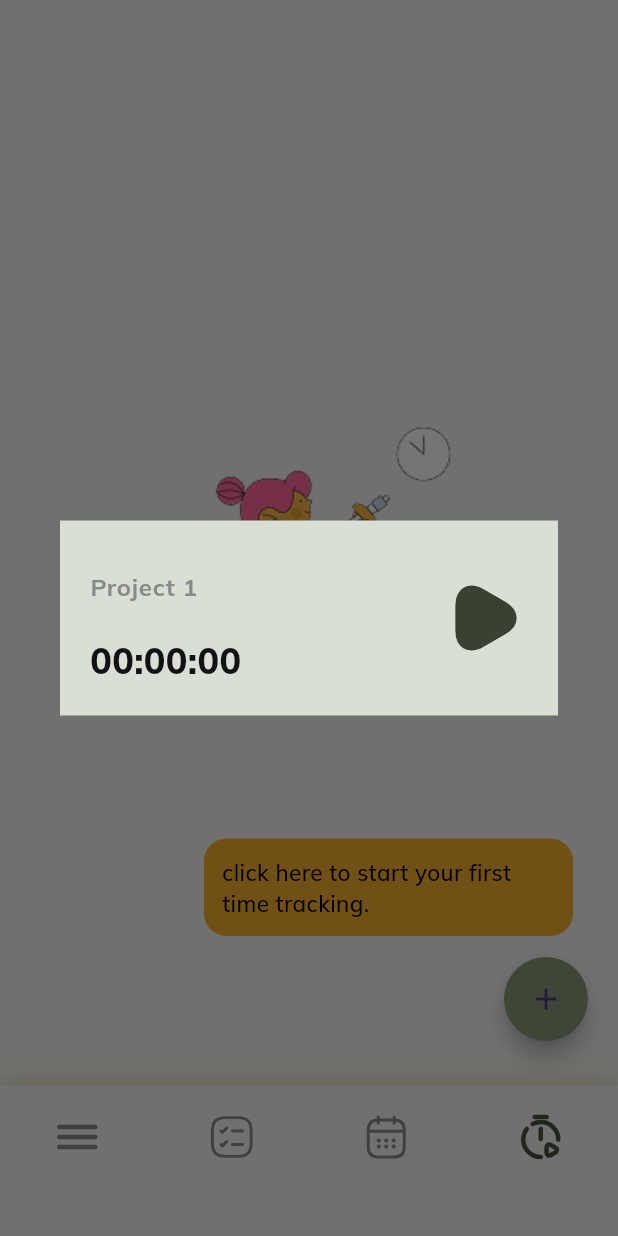
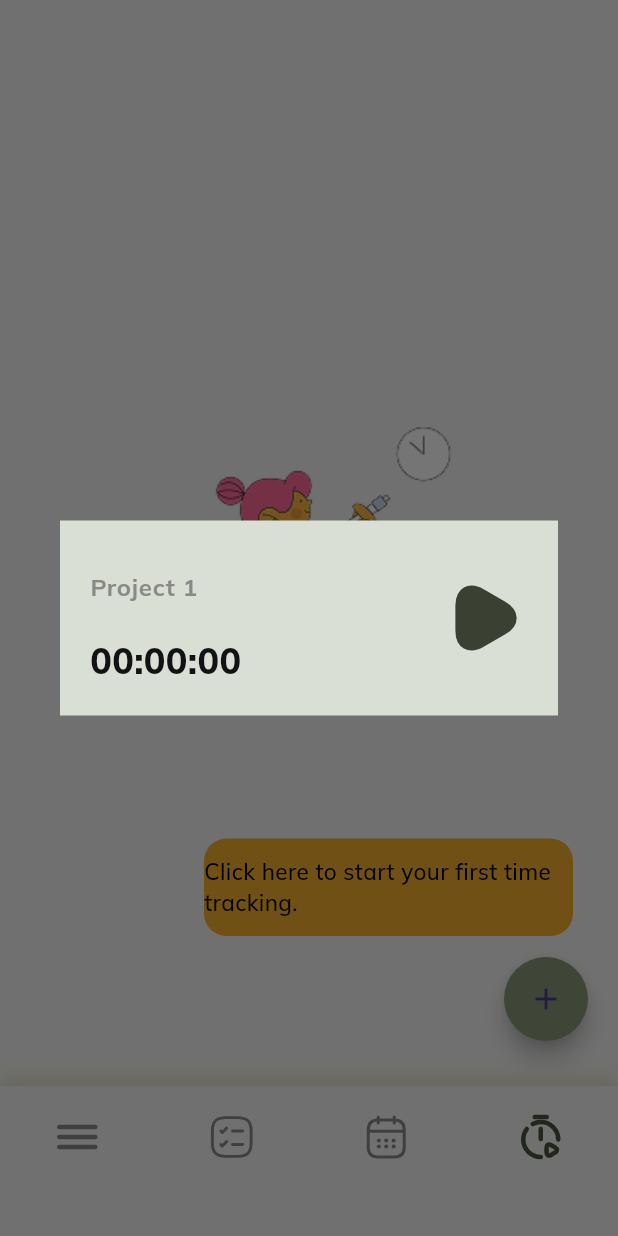
Before and after one commit to parsard/Momentum, a Flutter app: the screen it shows after launch, after a tap on the "add" icon, on a phone screen of 412 x 824 dp. Run offline on Flutter 3.47's test engine with Material 3 defaults, Android fonts, the phone set to English and light mode, and no system bars; our stand-ins replace cloud_firestore, firebase_core, flutter_slidable, flutter_svg, hexcolor; accounts and stored records are empty.

Commit message:
merged timelistpage to timetrackerpage for simplicity

```diff
--- a/lib/main.dart
+++ b/lib/main.dart
@@ -2,10 +2,8 @@ import 'package:cloud_firestore/cloud_firestore.dart';
 import 'package:firebase_core/firebase_core.dart';
 import 'package:flutter/material.dart';
 import 'package:momentum/ui/view/time_tracker_page.dart';
-import 'package:momentum/viewModel/time_list_view_model.dart';
 import 'package:momentum/viewModel/time_tracker_view_model.dart';
 import 'package:provider/provider.dart';
-import 'package:momentum/viewModel/login_view_model.dart';
 
 void main() async {
   WidgetsFlutterBinding.ensureInitialized();
@@ -28,17 +26,10 @@ class MyApp extends StatelessWidget {
     return MultiProvider(
       providers: [
         ChangeNotifierProvider(create: (_) => TimeTrackerViewModel()),
-        ChangeNotifierProxyProvider<TimeTrackerViewModel, TimeListViewModel>(
-          create:
-              (context) => TimeListViewModel(
-                Provider.of<TimeTrackerViewModel>(context, listen: false),
-              ),
-          update: (context, tracker, previous) => TimeListViewModel(tracker),
-        ),
       ],
       child: MaterialApp(
+        debugShowCheckedModeBanner: false,
         title: 'Momentum',
-        theme: ThemeData(primarySwatch: Colors.blue),
         home: TimeTrackerPage(),
       ),
     );
--- a/lib/model/TimeEntry.dart
+++ b/lib/model/TimeEntry.dart
@@ -1,19 +1,15 @@
 class TimeEntry {
   String projectName;
   Duration duration;
-
   DateTime? startTime;
   DateTime? endTime;
-
   String? Description;
-
   bool isTracking;
   bool isFavorite;
 
   TimeEntry({
     required this.projectName,
     required this.duration,
-
     this.startTime,
     this.endTime,
     this.Description,
--- a/lib/ui/view/time_tracker_page.dart
+++ b/lib/ui/view/time_tracker_page.dart
@@ -1,41 +1,46 @@
 import 'package:flutter/material.dart';
-import 'package:flutter_svg/flutter_svg.dart';
+import 'package:provider/provider.dart';
 import 'package:momentum/core/constants/app_colors.dart';
-import 'package:momentum/ui/widgets/AddButton.dart';
+import 'package:momentum/ui/widgets/add_button.dart';
 import 'package:momentum/ui/widgets/footer.dart';
+import 'package:momentum/ui/widgets/time_entry_card.dart';
+import 'package:momentum/viewModel/time_tracker_view_model.dart';
 
 class TimeTrackerPage extends StatelessWidget {
   const TimeTrackerPage({super.key});
 
   @override
   Widget build(BuildContext context) {
+    return Consumer<TimeTrackerViewModel>(
+      child: Stack(children: [AddButton(), AppFooter()]),
+      builder: (context, trackerViewModel, child) {
+        final timeEntries = trackerViewModel.timeEntries;
+
         return Scaffold(
           backgroundColor: AppColors.green_50,
           body: Stack(
             children: [
+              if (timeEntries.isEmpty) ...[
                 Positioned(
                   top: 250,
                   left: 90,
                   child: Image.asset('assets/trackerPage/Girl1.png'),
                 ),
-
                 Positioned(
-            bottom: 200, // Adjust as needed for vertical positioning
-            right: 30, // Adjust as needed for horizontal positioning
+                  bottom: 200,
+                  right: 30,
                   child: Container(
                     width: 246,
                     height: 65,
-              padding: EdgeInsets.all(12.0),
                     decoration: BoxDecoration(
-                color: AppColors.myOrange, // Adjust color as needed
+                      color: AppColors.myOrange,
                       borderRadius: BorderRadius.circular(15.0),
                     ),
-              child: Align(
-                alignment: Alignment.center,
+                    child: Center(
                       child: Text(
-                  'click here to start your first time tracking.',
+                        'Click here to start your first time tracking.',
                         style: TextStyle(
-                    color: Colors.black, // Adjust text color as needed
+                          color: Colors.black,
                           fontSize: 15.0,
                           fontFamily: 'Mulish',
                           fontWeight: FontWeight.w500,
@@ -44,12 +49,65 @@ class TimeTrackerPage extends StatelessWidget {
                     ),
                   ),
                 ),
-
-          AddButton(),
-
-          AppFooter(),
+              ] else ...[
+                SafeArea(
+                  child: Column(
+                    children: [
+                      Padding(
+                        padding: const EdgeInsets.symmetric(
+                          horizontal: 16,
+                          vertical: 12,
+                        ),
+                        child: Row(
+                          children: [
+                            Text(
+                              'Today',
+                              style: TextStyle(
+                                fontSize: 16,
+                                fontWeight: FontWeight.w700,
+                                fontFamily: 'Mulish',
+                              ),
+                            ),
+                            const Icon(Icons.keyboard_arrow_down),
+                          ],
+                        ),
+                      ),
+                      Expanded(
+                        child: ListView.builder(
+                          itemCount: timeEntries.length,
+                          itemBuilder: (context, index) {
+                            final entry = timeEntries[index];
+                            return TimeEntryCard(
+                              entry: entry,
+                              onDelete: () {
+                                trackerViewModel.removeEntry(index);
+                              }, // Delete action
+                              onFavorite: () {
+                                trackerViewModel.toggleFavorite(
+                                  entry.projectName +
+                                      entry.startTime.toString(),
+                                );
+                              },
+                              onNameChange: (newName) {
+                                trackerViewModel.updateEntryName(
+                                  index,
+                                  newName,
+                                );
+                              }, // Toggle favorite
+                            );
+                          },
+                        ),
+                      ),
+                      const SizedBox(height: 70),
+                    ],
+                  ),
+                ),
+              ],
+              if (child != null) child,
             ],
           ),
         );
+      },
+    );
   }
 }
--- a/lib/ui/widgets/AddButton.dart
+++ b/lib/ui/widgets/add_button.dart
@@ -1,5 +1,5 @@
 import 'package:flutter/material.dart';
-import 'package:momentum/ui/widgets/TimerInputDialog.dart';
+import 'package:momentum/ui/widgets/timer_input_dialog.dart';
 
 import '../../core/constants/app_colors.dart';
 
--- a/lib/ui/widgets/TimerInputDialog.dart
+++ b/lib/ui/widgets/timer_input_dialog.dart
@@ -1,15 +1,10 @@
 import 'dart:async';
-
 import 'package:flutter/material.dart';
 import 'package:flutter_svg/flutter_svg.dart';
 import 'package:hexcolor/hexcolor.dart';
-import 'package:momentum/core/constants/app_colors.dart';
-import 'package:momentum/ui/view/time_tracker_page.dart';
-import 'package:momentum/viewModel/time_tracker_view_model.dart';
 import 'package:provider/provider.dart';
-
-import '../../model/TimeEntry.dart';
-import '../view/TimeListPage.dart';
+import '../../core/constants/app_colors.dart';
+import '../../viewModel/time_tracker_view_model.dart';
 
 class TimerInputDialog extends StatefulWidget {
   const TimerInputDialog({super.key});
@@ -23,7 +18,7 @@ class _TimerInputDialogState extends State<TimerInputDialog> {
   Widget build(BuildContext context) {
     final timeTrackerViewModel = Provider.of<TimeTrackerViewModel>(context);
     return Dialog(
-      shape: RoundedRectangleBorder(
+      shape: const RoundedRectangleBorder(
         borderRadius: BorderRadius.only(
           topLeft: Radius.circular(8),
           topRight: Radius.circular(8),
@@ -35,7 +30,7 @@ class _TimerInputDialogState extends State<TimerInputDialog> {
         width: 412,
         height: 130,
         color: AppColors.green_100,
-        padding: EdgeInsets.symmetric(horizontal: 20),
+        padding: const EdgeInsets.symmetric(horizontal: 20),
         child: Row(
           children: [
             Expanded(
@@ -51,10 +46,9 @@ class _TimerInputDialogState extends State<TimerInputDialog> {
                       fontSize: 16,
                       color: HexColor('#898989'),
                     ),
-                    decoration: InputDecoration(border: InputBorder.none),
+                    decoration: const InputDecoration(border: InputBorder.none),
                   ),
-                  SizedBox(height: 8),
-
+                  const SizedBox(height: 8),
                   Text(
                     timeTrackerViewModel.timeDisplay,
                     style: TextStyle(
@@ -71,13 +65,8 @@ class _TimerInputDialogState extends State<TimerInputDialog> {
               onTap: () {
                 timeTrackerViewModel.togglePlayPause();
 
-                // If paused, navigate
                 if (!timeTrackerViewModel.isPlaying) {
                   Navigator.of(context).pop();
-                  Navigator.push(
-                    context,
-                    MaterialPageRoute(builder: (context) => TimeListPage()),
-                  );
                 }
               },
               child: SvgPicture.asset(
--- a/lib/viewModel/login_view_model.dart
+++ /dev/null
@@ -1,3 +0,0 @@
-import 'package:flutter/material.dart';
-
-class LoginViewModel extends ChangeNotifier {}
--- a/pubspec.yaml
+++ b/pubspec.yaml
@@ -35,6 +35,7 @@ dependencies:
   provider:
   hexcolor:
   flutter_svg:
+  flutter_slidable:
 
   # The following adds the Cupertino Icons font to your application.
   # Use with the CupertinoIcons class for iOS style icons.
```
Also changed, not shown: lib/ui/view/TimeListPage.dart (deleted, +0 -87 lines), lib/ui/view/login_page.dart (deleted, +0 -10 lines), lib/ui/widgets/TimeEntryCard.dart (deleted, +0 -111 lines), lib/ui/widgets/time_entry_card.dart (added, +107 -0 lines), lib/viewModel/time_list_view_model.dart (deleted, +0 -85 lines), lib/viewModel/time_tracker_view_model.dart (+73 -6 lines), pubspec.lock. Lines whose indentation alone changed are shown as unchanged.
